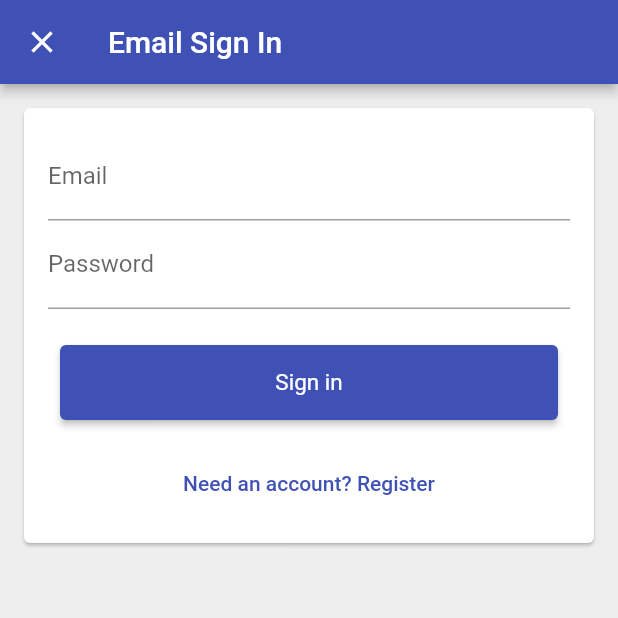
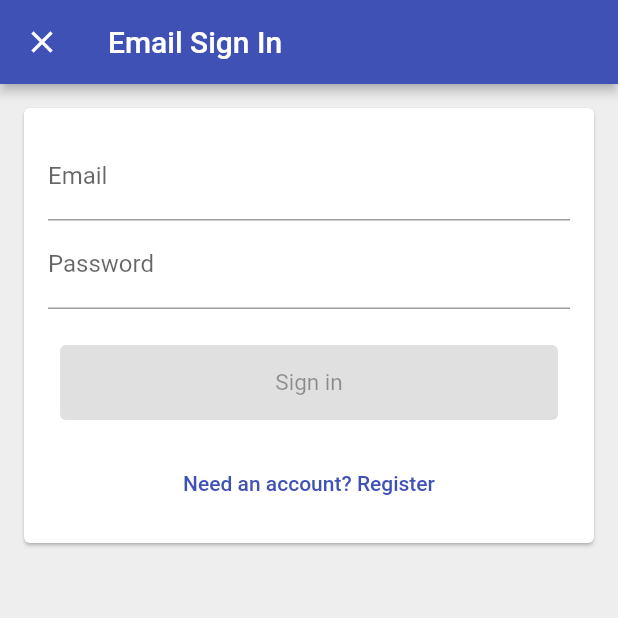
Before and after one commit to tpal-dev/Flutter_iOS_Android_Web_TIME_TRACKER, a Flutter app: the screen it shows after launch, after a tap on "Sign in with email", on a phone screen of 412 x 824 dp, the top half of it. Run offline on Flutter 3.47's test engine with Material 2 defaults, Android fonts, the phone set to English and light mode, and no system bars; our stand-ins replace firebase_auth, firebase_core, google_sign_in; missing offline and left inert: flutter_facebook_auth, window_size; accounts and stored records are empty.

Commit message:
refactored email_sign_in_form

```diff
--- a/lib/app/sign_in/email_auth_screen.dart
+++ b/lib/app/sign_in/email_auth_screen.dart
@@ -1,8 +1,10 @@
 import 'package:flutter/material.dart';
 import 'package:time_tracker_app/app/sign_in/email_sign_in_form.dart';
+import 'package:time_tracker_app/services/auth.dart';
 
 class EmailAuthScreen extends StatelessWidget {
-  const EmailAuthScreen({Key key}) : super(key: key);
+  const EmailAuthScreen({Key key, @required this.auth}) : super(key: key);
+  final AuthBase auth;
 
   @override
   Widget build(BuildContext context) {
@@ -14,7 +16,9 @@
       body: SafeArea(
         child: Card(
           margin: EdgeInsets.all(16.0),
-          child: EmailSignInForm(),
+          child: EmailSignInForm(
+            auth: auth,
+          ),
         ),
       ),
       backgroundColor: Colors.grey.shade200,
--- a/lib/app/sign_in/email_sign_in_form.dart
+++ b/lib/app/sign_in/email_sign_in_form.dart
@@ -1,10 +1,13 @@
 import 'package:flutter/material.dart';
-import 'package:time_tracker_app/app/sign_in/sign_in_button.dart';
+import 'package:time_tracker_app/app/sign_in/submit_button.dart';
+import 'package:time_tracker_app/app/sign_in/validators.dart';
+import 'package:time_tracker_app/services/auth.dart';
 
 enum EmailSignInFormType { signIn, register }
 
-class EmailSignInForm extends StatefulWidget {
-  const EmailSignInForm({Key key}) : super(key: key);
+class EmailSignInForm extends StatefulWidget with EmailAndPasswordValidators {
+  EmailSignInForm({Key key, @required this.auth}) : super(key: key);
+  final AuthBase auth;
 
   @override
   _EmailSignInFormState createState() => _EmailSignInFormState();
@@ -13,10 +16,19 @@
 class _EmailSignInFormState extends State<EmailSignInForm> {
   final TextEditingController _emailTextFieldController = TextEditingController();
   final TextEditingController _passwordTextFieldController = TextEditingController();
+  final FocusNode _emailFocusNode = FocusNode();
+  final FocusNode _passwordFocusNode = FocusNode();
+
   EmailSignInFormType _formType = EmailSignInFormType.signIn;
+  bool _submitted = false;
+  bool _isLoading = false;
+
+  String get _email => _emailTextFieldController.text.trim();
+  String get _password => _passwordTextFieldController.text.trim();
 
   void _toggleFormType() {
     setState(() {
+      _submitted = false;
       _formType = _formType == EmailSignInFormType.signIn
           ? EmailSignInFormType.register
           : EmailSignInFormType.signIn;
@@ -25,45 +37,35 @@
     _passwordTextFieldController.clear();
   }
 
-  void _submit() {}
+  Future<void> _submit() async {
+    setState(() {
+      _submitted = true;
+      _isLoading = true;
+    });
+    try {
+      // await Future.delayed(Duration(seconds: 3));
+      if (_formType == EmailSignInFormType.signIn) {
+        await widget.auth.signInWithEmailAndPassword(email: _email, password: _password);
+      } else {
+        await widget.auth.createUserWithEmailAndPassword(email: _email, password: _password);
+      }
+      Navigator.pop(context);
+    } catch (e) {
+      print(e.toString());
+    } finally {
+      setState(() {
+        _isLoading = false;
+      });
+    }
+  }
 
-  List<Widget> _buildColumnChildren() {
-    final primaryText = _formType == EmailSignInFormType.signIn ? 'Sign in' : 'Create an account';
-    final secondaryText = _formType == EmailSignInFormType.signIn
-        ? 'Need an account? Register'
-        : 'Have an account? Sign in';
+  void _emailEditingComplete() {
+    final newFocus = widget.emailValidator.isValid(_email) ? _passwordFocusNode : _emailFocusNode;
+    FocusScope.of(context).requestFocus(newFocus);
+  }
 
-    return [
-      TextFormField(
-        controller: _emailTextFieldController,
-        decoration: InputDecoration(
-          labelText: 'Email',
-          hintText: "test@gmail.com",
-        ),
-      ),
-      TextFormField(
-        controller: _passwordTextFieldController,
-        obscureText: true,
-        decoration: InputDecoration(
-          labelText: 'Password',
-        ),
-      ),
-      SizedBox(height: 16.0),
-      SignInButton(
-        text: primaryText,
-        textColor: Colors.white,
-        fontWeight: FontWeight.normal,
-        onPressed: () {},
-      ),
-      SizedBox(height: 10.0),
-      Align(
-        alignment: Alignment.center,
-        child: TextButton(
-          child: Text(secondaryText),
-          onPressed: _toggleFormType,
-        ),
-      )
-    ];
+  void _updateState() {
+    setState(() {});
   }
 
   @override
@@ -77,4 +79,72 @@
       ),
     );
   }
+
+  List<Widget> _buildColumnChildren() {
+    final primaryText = _formType == EmailSignInFormType.signIn ? 'Sign in' : 'Create an account';
+    final secondaryText = _formType == EmailSignInFormType.signIn
+        ? 'Need an account? Register'
+        : 'Have an account? Sign in';
+
+    bool submitEnable = !_isLoading &&
+        widget.emailValidator.isValid(_email) &&
+        widget.passwordValidator.isValid(_password);
+
+    return [
+      _buildEmailTextField(),
+      _buildPasswordTextField(),
+      SizedBox(height: 16.0),
+      SubmitButton(
+        text: primaryText,
+        textColor: Colors.white,
+        fontWeight: FontWeight.normal,
+        onPressed: submitEnable ? _submit : null,
+      ),
+      SizedBox(height: 10.0),
+      Align(
+        alignment: Alignment.center,
+        child: TextButton(
+          child: Text(secondaryText),
+          onPressed: !_isLoading ? _toggleFormType : null,
+        ),
+      )
+    ];
+  }
+
+  TextFormField _buildEmailTextField() {
+    bool showErrorText = _submitted && !widget.emailValidator.isValid(_email);
+
+    return TextFormField(
+      controller: _emailTextFieldController,
+      autocorrect: false,
+      keyboardType: TextInputType.emailAddress,
+      textInputAction: TextInputAction.next,
+      focusNode: _emailFocusNode,
+      decoration: InputDecoration(
+        labelText: 'Email',
+        hintText: 'test@gmail.com',
+        errorText: showErrorText ? widget.invalidEmailErrorText : null,
+        enabled: _isLoading == false,
+      ),
+      onEditingComplete: _emailEditingComplete,
+      onChanged: (email) => _updateState(),
+    );
+  }
+
+  TextFormField _buildPasswordTextField() {
+    bool showErrorText = _submitted && !widget.passwordValidator.isValid(_password);
+    return TextFormField(
+      controller: _passwordTextFieldController,
+      obscureText: true,
+      textInputAction: TextInputAction.done,
+      focusNode: _passwordFocusNode,
+      decoration: InputDecoration(
+        labelText: 'Password',
+        errorText: showErrorText ? widget.invalidPasswordErrorText : null,
+        enabled: _isLoading == false,
+      ),
+      onEditingComplete: _submit,
+      onChanged: (password) => _updateState(),
+    );
+  }
 }
--- a/lib/app/sign_in/sign_in_screen.dart
+++ b/lib/app/sign_in/sign_in_screen.dart
@@ -1,6 +1,6 @@
 import 'package:flutter/material.dart';
 import 'package:time_tracker_app/app/sign_in/email_auth_screen.dart';
-import 'package:time_tracker_app/app/sign_in/sign_in_button.dart';
+import 'package:time_tracker_app/app/sign_in/submit_button.dart';
 import 'package:time_tracker_app/app/sign_in/sign_in_button_with_icon.dart';
 import 'package:time_tracker_app/services/auth.dart';
 
@@ -27,7 +27,9 @@
     Navigator.of(context).push(
       MaterialPageRoute(
         fullscreenDialog: true,
-        builder: (context) => EmailAuthScreen(),
+        builder: (context) => EmailAuthScreen(
+          auth: auth,
+        ),
       ),
     );
   }
@@ -80,7 +82,7 @@
                 color: Color(0xFF334d92),
                 onPressed: _signInWithFacebook,
               ),
-              SignInButton(
+              SubmitButton(
                 text: 'Sign in with email',
                 textColor: Colors.white,
                 fontWeight: FontWeight.normal,
@@ -91,7 +93,7 @@
                 padding: const EdgeInsets.all(8.0),
                 child: Text('or'),
               ),
-              SignInButton(
+              SubmitButton(
                 text: 'Go anonymous',
                 color: Colors.lime.shade300,
                 onPressed: _signInAnonymously,
--- a/lib/app/sign_in/sign_in_button.dart
+++ b/lib/app/sign_in/submit_button.dart
@@ -1,8 +1,8 @@
 import 'package:flutter/material.dart';
 import 'package:time_tracker_app/custom_widgets/custom_elevated_button.dart';
 
-class SignInButton extends CustomElevatedButton {
-  SignInButton({
+class SubmitButton extends CustomElevatedButton {
+  SubmitButton({
     @required String text,
     VoidCallback onPressed,
     Color color,
--- /dev/null
+++ b/lib/app/sign_in/validators.dart
@@ -0,0 +1,17 @@
+abstract class StringValidator {
+  bool isValid(String value);
+}
+
+class NonEmptyStringValidator implements StringValidator {
+  @override
+  bool isValid(String value) {
+    return value.isNotEmpty;
+  }
+}
+
+class EmailAndPasswordValidators {
+  final StringValidator emailValidator = NonEmptyStringValidator();
+  final StringValidator passwordValidator = NonEmptyStringValidator();
+  final String invalidEmailErrorText = 'Email field can\'t be empty';
+  final String invalidPasswordErrorText = 'Password field can\'t be empty';
+}
--- a/lib/main.dart
+++ b/lib/main.dart
@@ -46,7 +46,6 @@
           title: 'Time Tracker',
           theme: ThemeData(
             primarySwatch: Colors.indigo,
-            canvasColor: Colors.green,
           ),
           home: LandingScreen(
             auth: Auth(),
```
